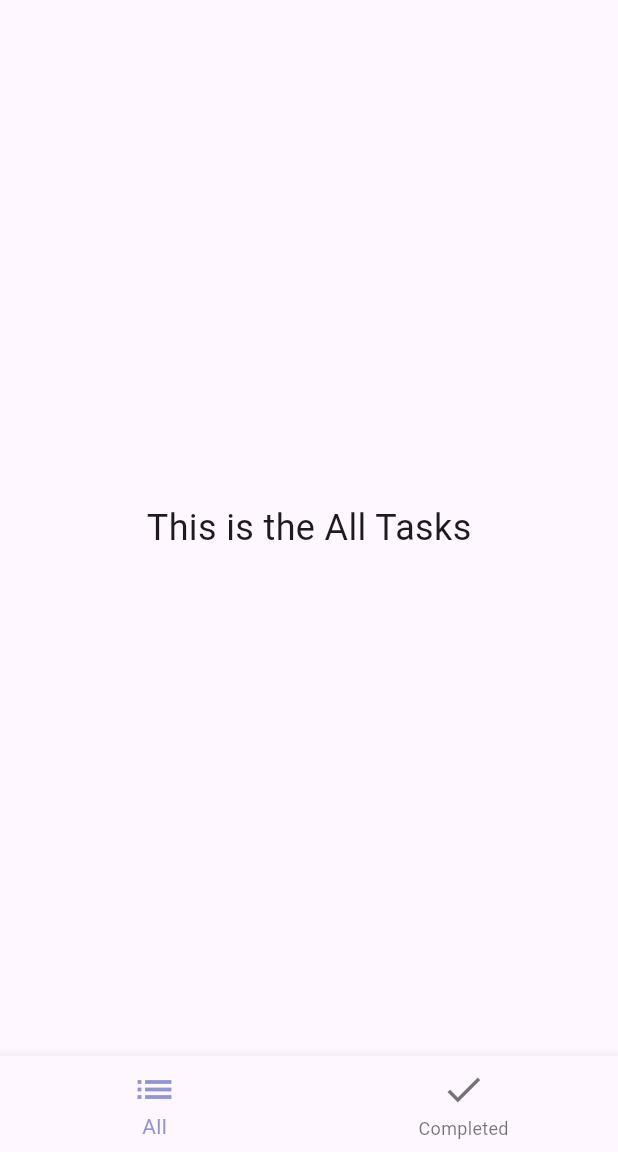
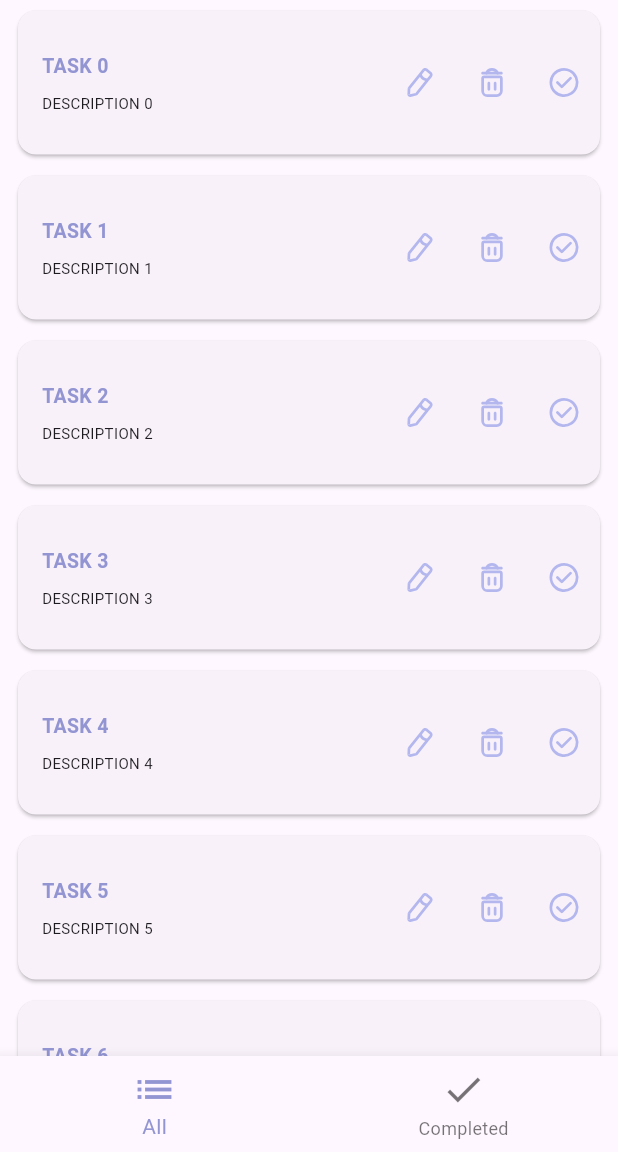
Before and after one commit to quiest2000/todo-app, a Flutter app: the screen it shows after launch, on a phone screen of 412 x 824 dp, the part 84-1236 px from its top. Run offline on Flutter 3.47's test engine with Material 3 defaults, Android fonts, the phone set to English and light mode, and no system bars; our stand-ins replace flutter_svg.

Commit message:
add listview item layout

```diff
--- a/lib/main.dart
+++ b/lib/main.dart
@@ -1,4 +1,6 @@
 import 'package:flutter/material.dart';
+import 'package:flutter/widgets.dart';
+import 'package:flutter_svg/svg.dart';
 
 void main() {
   runApp(const MyApp());
@@ -37,7 +39,6 @@ class MyHomePage extends StatefulWidget {
 
 class _MyHomePageState extends State<MyHomePage> {
   int _selectedIndex = 0;
-
   Widget getPage(int index) {
     switch (index) {
       case 0:
@@ -45,7 +46,7 @@ class _MyHomePageState extends State<MyHomePage> {
       case 1:
         return const TaskPage(title: 'Completed Tasks');
       default:
-        return const TaskPage(title: 'All Tasks');
+        throw Exception('Invalid index');
     }
   }
 
@@ -73,9 +74,7 @@ class _MyHomePageState extends State<MyHomePage> {
           ),
         ],
       ),
-      body: Center(
-        child: page,
-      ),
+      body: page,
       bottomNavigationBar: BottomNavigationBar(
         items: const <BottomNavigationBarItem>[
           BottomNavigationBarItem(
@@ -117,12 +116,97 @@ class _TaskPageState extends State<TaskPage> {
   @override
   Widget build(BuildContext context) {
     return Scaffold(
-      body: Center(
-        child: Text(
-          'This is the ${widget.title}',
-          style: const TextStyle(fontSize: 24),
+      body: ListView.builder(
+        itemCount: 30,
+        itemBuilder: (context, index) => Container(
+          padding: const EdgeInsets.only(left: 5, right: 5),
+          height: 110,
+          child: ListItem(
+            task: 'Task $index',
+            description: 'Description $index',
+          ),
         ),
       ),
     );
   }
 }
+
+class ListItem extends StatelessWidget {
+  final String task;
+  final String description;
+
+  const ListItem({super.key, required this.task, required this.description});
+
+  @override
+  Widget build(BuildContext context) {
+    var theme = Theme.of(context);
+    return Container(
+      padding: const EdgeInsets.all(3),
+      height: 120,
+      child: Card(
+        child: Row(
+          mainAxisAlignment: MainAxisAlignment.start,
+          children: [
+            Expanded(
+              child: Padding(
+                padding: const EdgeInsets.only(left: 16),
+                child: Column(
+                  crossAxisAlignment: CrossAxisAlignment.start,
+                  mainAxisAlignment: MainAxisAlignment.center,
+                  children: [
+                    Text(
+                      task.toUpperCase(),
+                      style: TextStyle(
+                        fontWeight: FontWeight.bold,
+                        color: theme.colorScheme.primary,
+                        fontSize: 13,
+                      ),
+                    ),
+                    const SizedBox(height: 8),
+                    Text(
+                      description.toUpperCase(),
+                      style: const TextStyle(fontSize: 10),
+                    ),
+                  ],
+                ),
+              ),
+            ),
+            Row(
+              mainAxisAlignment: MainAxisAlignment.spaceEvenly,
+              children: [
+                IconButton(
+                  icon: const SvgIcon(assetName: 'images/Pencil.svg'),
+                  onPressed: () => print('Edit clicked'),
+                ),
+                IconButton(
+                  icon: const SvgIcon(assetName: 'images/Trash.svg'),
+                  onPressed: () => print('Delete clicked'),
+                ),
+                IconButton(
+                  icon: const SvgIcon(assetName: 'images/CheckCircle.svg'),
+                  onPressed: () => print('Complete clicked'),
+                ),
+              ],
+            ),
+          ],
+        ),
+      ),
+    );
+  }
+}
+
+class SvgIcon extends StatelessWidget {
+  const SvgIcon({
+    super.key,
+    required this.assetName,
+  });
+  final String assetName;
+  @override
+  Widget build(BuildContext context) {
+    return SvgPicture.asset(
+      assetName,
+      width: 30,
+      height: 30,
+    );
+  }
+}
```
Also changed, not shown: pubspec.yaml (+3 -4 lines), images/CheckCircle.svg (added), images/Pencil.svg (added), images/Trash.svg (added), pubspec.lock.
